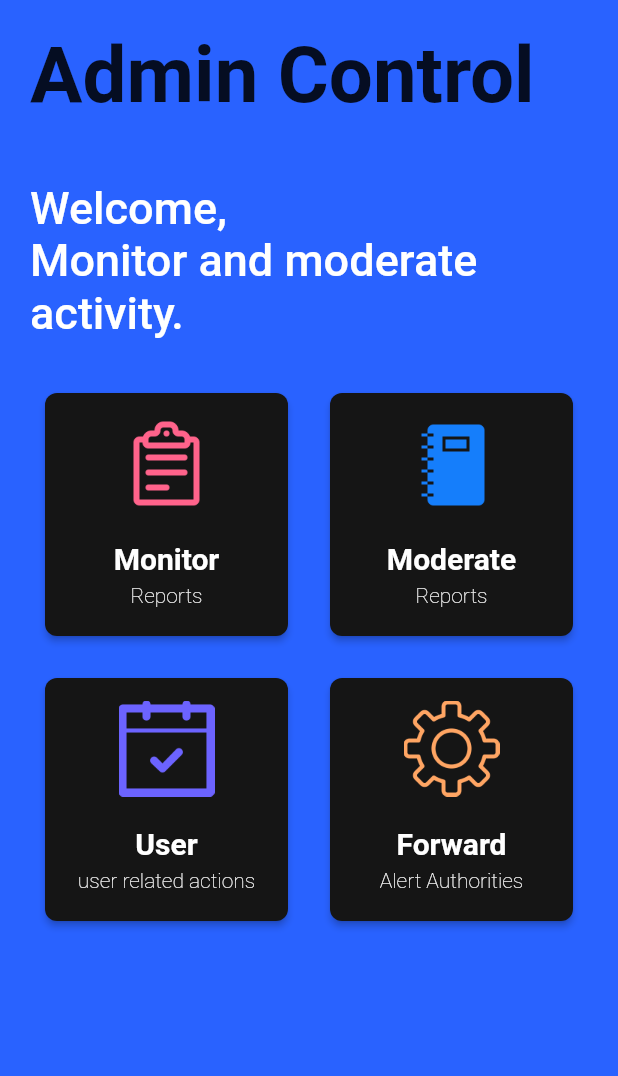
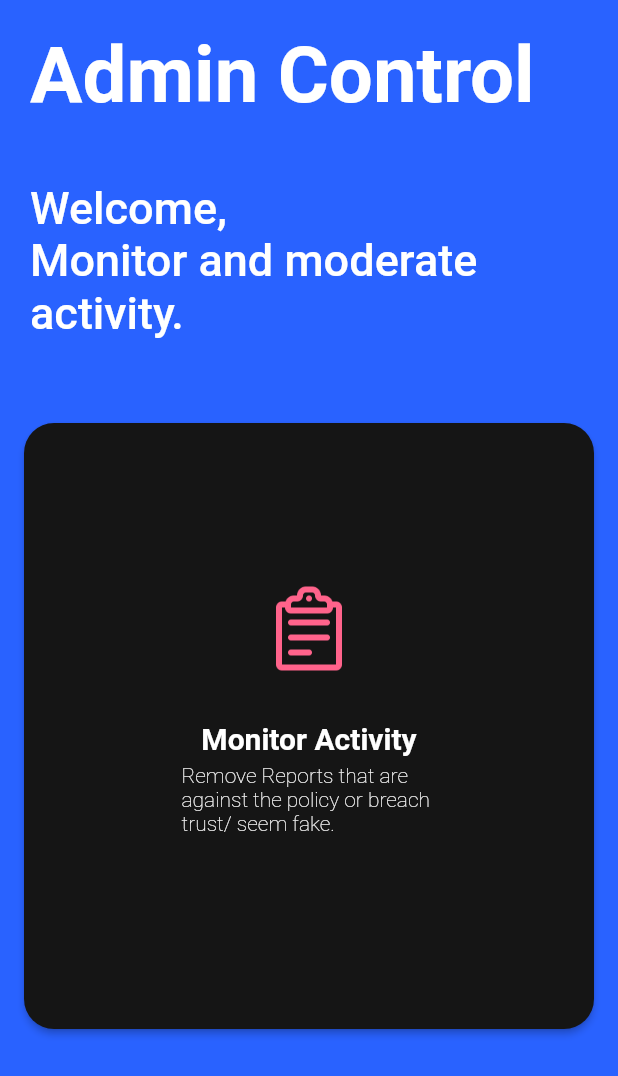
Before and after one commit to NaitikVora/watchapp, a Flutter app: the AdminPage screen opened directly, on a phone screen of 412 x 824 dp. Shown: the top 1076 px of the screen. Run offline on Flutter 3.47's test engine with Material 2 defaults, Android fonts, the light colour scheme and no system bars; our stand-ins replace cloud_firestore, file_picker, firebase_auth, firebase_core, firebase_database, firebase_storage and 8 more; missing offline and left inert: firebase_admin, flutter_beautiful_popup, flutter_phone_direct_caller, geocoder, positioned_tap_detector_2; accounts and stored records are empty; statements that could not run were skipped; project files that could hold a hidden picture were left out.

Commit message:
Admin entity integrated

```diff
--- a/lib/main.dart
+++ b/lib/main.dart
@@ -1,9 +1,11 @@
+import 'package:feel_safe/pages/garbageTracking.dart';
 import 'package:feel_safe/pages/homepage.dart';
 import 'package:feel_safe/pages/login.dart';
 import 'package:flutter/material.dart';
 import 'package:firebase_auth/firebase_auth.dart';
 import 'package:firebase_core/firebase_core.dart';
 import 'services/getlocation.dart';
+import 'services/showNotification.dart';
 
 var user;
 void main() async {
@@ -14,6 +16,9 @@ void main() async {
   await Firebase.initializeApp();
   user = FirebaseAuth.instance.currentUser;
   //print(user);
+
+  //Notifications init
+  ShowNotification.init();
 
   //Run app
   runApp(new MyApp());
--- a/lib/pages/adminPage.dart
+++ b/lib/pages/adminPage.dart
@@ -1,3 +1,5 @@
+import 'package:feel_safe/admin/adminUsers.dart';
+import 'package:feel_safe/admin/adminView.dart';
 import 'package:flutter/cupertino.dart';
 import 'package:flutter/material.dart';
 
@@ -5,6 +7,7 @@ class AdminPage extends StatelessWidget {
   @override
   Widget build(BuildContext context) {
     return Scaffold(
+        resizeToAvoidBottomInset: false,
         backgroundColor: Colors.blueAccent[700],
         body: SafeArea(
             child: Column(
@@ -17,7 +20,10 @@ class AdminPage extends StatelessWidget {
                 children: <Widget>[
                   Text(
                     "Admin Control",
-                    style: TextStyle(fontSize: 52, fontWeight: FontWeight.w600),
+                    style: TextStyle(
+                        fontSize: 52,
+                        fontWeight: FontWeight.w600,
+                        color: Colors.white),
                   ),
                 ],
               ),
@@ -33,6 +39,9 @@ class AdminPage extends StatelessWidget {
                 textAlign: TextAlign.start,
               ),
             ),
+            SizedBox(
+              height: 20,
+            ),
             Padding(
               padding: const EdgeInsets.all(12.0),
               child: Center(
@@ -40,17 +49,25 @@ class AdminPage extends StatelessWidget {
                   spacing: 20,
                   runSpacing: 20.0,
                   children: <Widget>[
-                    SizedBox(
-                      width: 170.0,
-                      height: 170.0,
+                    GestureDetector(
+                      onTap: () {
+                        Navigator.push(
+                            context,
+                            MaterialPageRoute(
+                                builder: (context) =>
+                                    AdminView())); //Admin view
+                      },
+                      child: SizedBox(
+                        width: MediaQuery.of(context).size.width,
+                        height: MediaQuery.of(context).size.height / 2,
                         child: Card(
                           color: Color.fromARGB(255, 21, 21, 21),
                           elevation: 2.0,
                           shape: RoundedRectangleBorder(
-                            borderRadius: BorderRadius.circular(8.0)),
+                              borderRadius: BorderRadius.circular(20.0)),
                           child: Center(
                               child: Padding(
-                          padding: const EdgeInsets.all(15.0),
+                            padding: const EdgeInsets.all(105.0),
                             child: Column(
                               children: <Widget>[
                                 Image.asset(
@@ -58,10 +75,10 @@ class AdminPage extends StatelessWidget {
                                   width: 64.0,
                                 ),
                                 SizedBox(
-                                height: 20.0,
+                                  height: 30.0,
                                 ),
                                 Text(
-                                "Monitor",
+                                  "Monitor Activity",
                                   style: TextStyle(
                                       color: Colors.white,
                                       fontWeight: FontWeight.bold,
@@ -71,7 +88,7 @@ class AdminPage extends StatelessWidget {
                                   height: 5.0,
                                 ),
                                 Text(
-                                "Reports",
+                                  "Remove Reports that are against the policy or breach trust/ seem fake.",
                                   style: TextStyle(
                                       color: Colors.white,
                                       fontWeight: FontWeight.w100),
@@ -81,48 +98,16 @@ class AdminPage extends StatelessWidget {
                           )),
                         ),
                       ),
-                    SizedBox(
-                      width: 170.0,
-                      height: 170.0,
-                      child: Card(
-                        color: Color.fromARGB(255, 21, 21, 21),
-                        elevation: 2.0,
-                        shape: RoundedRectangleBorder(
-                            borderRadius: BorderRadius.circular(8.0)),
-                        child: Center(
-                            child: Padding(
-                          padding: const EdgeInsets.all(15.0),
-                          child: Column(
-                            children: <Widget>[
-                              Image.asset(
-                                "assets/note.png",
-                                width: 64.0,
                     ),
-                              SizedBox(
-                                height: 20.0,
-                              ),
-                              Text(
-                                "Moderate",
-                                style: TextStyle(
-                                    color: Colors.white,
-                                    fontWeight: FontWeight.bold,
-                                    fontSize: 20.0),
-                              ),
-                              SizedBox(
-                                height: 5.0,
-                              ),
-                              Text(
-                                "Reports",
-                                style: TextStyle(
-                                    color: Colors.white,
-                                    fontWeight: FontWeight.w100),
-                              )
-                            ],
-                          ),
-                        )),
-                      ),
-                    ),
-                    SizedBox(
+                    /*GestureDetector(
+                      onTap: () {
+                        Navigator.push(
+                            context,
+                            MaterialPageRoute(
+                                builder: (context) =>
+                                    AdminUsers())); //view and manage users,
+                      },
+                      child: SizedBox(
                         width: 170.0,
                         height: 170.0,
                         child: Card(
@@ -161,6 +146,7 @@ class AdminPage extends StatelessWidget {
                               ],
                             ),
                           )),
+                        ),
                       ),
                     ),
                     SizedBox(
@@ -203,7 +189,7 @@ class AdminPage extends StatelessWidget {
                           ),
                         )),
                       ),
-                    ),
+                    ),*/
                   ],
                 ),
               ),
--- a/lib/pages/createReport.dart
+++ b/lib/pages/createReport.dart
@@ -1,3 +1,6 @@
+import 'dart:math';
+
+import 'package:feel_safe/main.dart';
 import 'package:feel_safe/services/storage_service.dart';
 import 'package:flutter/material.dart';
 import 'package:cloud_firestore/cloud_firestore.dart';
@@ -16,6 +19,7 @@ class CreateReport extends StatefulWidget {
 }
 
 class _CreateReportState extends State<CreateReport> {
+  final user = FirebaseAuth.instance.currentUser;
   @override
   void initState() {
     super.initState();
@@ -67,6 +71,8 @@ class _CreateReportState extends State<CreateReport> {
           'State': widget._location.adminArea,
           'Report_time': FieldValue.serverTimestamp(),
           'Evidence': download_url,
+          'Downvote': 0, //To report as fake counter
+          'owner': user?.uid, //Owner of report in uid terms
           //'Evidence': download_url.toString(),
         };
         await collectionReference.add(x).catchError((err) {
--- a/lib/pages/homepage.dart
+++ b/lib/pages/homepage.dart
@@ -9,6 +9,7 @@ import 'package:geocoder/geocoder.dart';
 import 'package:flutter_phone_direct_caller/flutter_phone_direct_caller.dart';
 import 'package:flutter_beautiful_popup/main.dart';
 import 'garbageTracking.dart';
+import 'package:feel_safe/services/showNotification.dart';
 
 class HomePage extends StatefulWidget {
   @override
@@ -132,6 +133,7 @@ class _HomePageState extends State<HomePage> {
 
   @override
   Widget build(BuildContext context) {
+    //FireNotif.fireNotif(); Call once user is signed in
     return Scaffold(
       appBar: AppBar(
         title: Text("The Neighbourhood Watch App"),
--- a/pubspec.yaml
+++ b/pubspec.yaml
@@ -30,7 +30,7 @@ dependencies:
   flutter_map:
   http:
   flutter_webview_plugin:
-  latlong: ^0.6.1
+  #latlong: ^0.6.1
   latlong2: ^0.8.0
   flutter_phone_direct_caller: ^2.1.0
   flutter_beautiful_popup: ^1.5.0
@@ -38,6 +38,9 @@ dependencies:
   percent_indicator: ^2.1.7+2
   firebase_database: ^9.0.4
   syncfusion_flutter_gauges: ^18.2.44
+  flutter_local_notifications: ^9.3.2
+  rxdart: ^0.27.3
+  firebase_admin:
 
 dev_dependencies:
   flutter_test:
```
Also changed, not shown: lib/admin/adminUsers.dart (added, +42 -0 lines), lib/admin/adminView.dart (added, +165 -0 lines), lib/pages/adminContact.dart (added, +14 -0 lines), lib/pages/adminLogin.dart (+15 -8 lines), lib/pages/garbageTracking.dart (+64 -4 lines), lib/pages/result.dart (+22 -10 lines), lib/services/showNotification.dart (added, +43 -0 lines), lib/widgets/drawer.dart (+31 -1 lines), pubspec.lock, 2 other files. Lines whose indentation alone changed are shown as unchanged.
